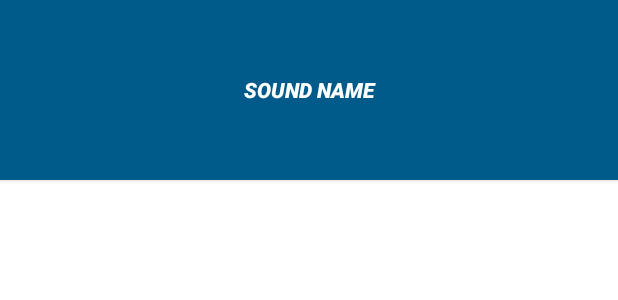
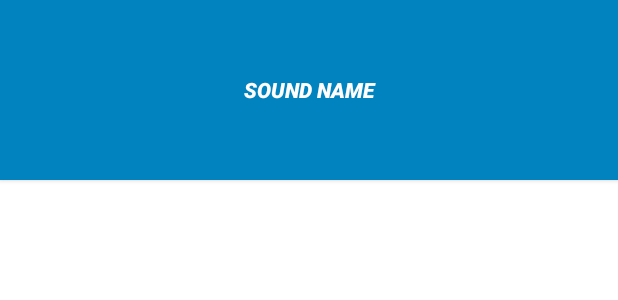
Before and after one commit to kirillmokretsov/BeatBox, an Android app: the layout list_item_sound.xml on its own in the app's theme, with its tools: preview values and no code run, on a phone screen of 412 x 824 dp. Shown: the top 300 px of the screen. Run offline under Robolectric (Android 15) with nearby library versions, the phone set to English and light mode, and no system bars.

Commit message:
Modify theme's colors

```diff
--- a/app/src/main/res/values-night/themes.xml
+++ b/app/src/main/res/values-night/themes.xml
@@ -2,12 +2,12 @@
     <!-- Base application theme. -->
     <style name="Theme.BeatBox" parent="Theme.MaterialComponents.DayNight.DarkActionBar">
         <!-- Primary brand color. -->
-        <item name="colorPrimary">@color/purple_200</item>
-        <item name="colorPrimaryVariant">@color/purple_700</item>
+        <item name="colorPrimary">@color/dark_red</item>
+        <item name="colorPrimaryVariant">@color/red</item>
         <item name="colorOnPrimary">@color/black</item>
         <!-- Secondary brand color. -->
-        <item name="colorSecondary">@color/teal_200</item>
-        <item name="colorSecondaryVariant">@color/teal_200</item>
+        <item name="colorSecondary">@color/gray</item>
+        <item name="colorSecondaryVariant">@color/gray</item>
         <item name="colorOnSecondary">@color/black</item>
         <!-- Status bar color. -->
         <item name="android:statusBarColor" tools:targetApi="l">?attr/colorPrimaryVariant</item>
@@ -15,7 +15,7 @@
     </style>
 
     <style name="BeatBoxButton">
-        <item name="android:background">@color/soothing_blue</item>
+        <item name="android:background">@color/dark_blue</item>
     </style>
 
 </resources>
--- a/app/src/main/res/values/themes.xml
+++ b/app/src/main/res/values/themes.xml
@@ -2,12 +2,12 @@
     <!-- Base application theme. -->
     <style name="Theme.BeatBox" parent="Theme.MaterialComponents.DayNight.DarkActionBar">
         <!-- Primary brand color. -->
-        <item name="colorPrimary">@color/purple_500</item>
-        <item name="colorPrimaryVariant">@color/purple_700</item>
+        <item name="colorPrimary">@color/red</item>
+        <item name="colorPrimaryVariant">@color/dark_red</item>
         <item name="colorOnPrimary">@color/white</item>
         <!-- Secondary brand color. -->
-        <item name="colorSecondary">@color/teal_200</item>
-        <item name="colorSecondaryVariant">@color/teal_700</item>
+        <item name="colorSecondary">@color/gray</item>
+        <item name="colorSecondaryVariant">@color/gray</item>
         <item name="colorOnSecondary">@color/black</item>
         <!-- Status bar color. -->
         <item name="android:statusBarColor" tools:targetApi="l">?attr/colorPrimaryVariant</item>
@@ -15,7 +15,7 @@
     </style>
 
     <style name="BeatBoxButton">
-        <item name="android:background">@color/dark_blue</item>
+        <item name="android:background">@color/soothing_blue</item>
         <item name="android:textColor">@color/white</item>
     </style>
 
```
